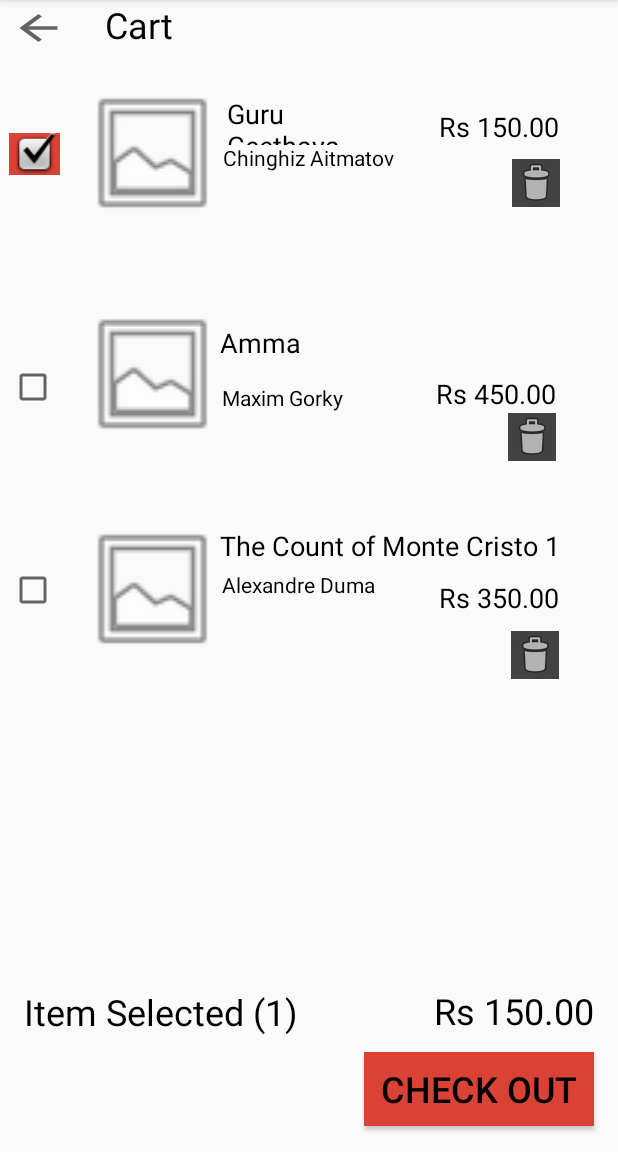
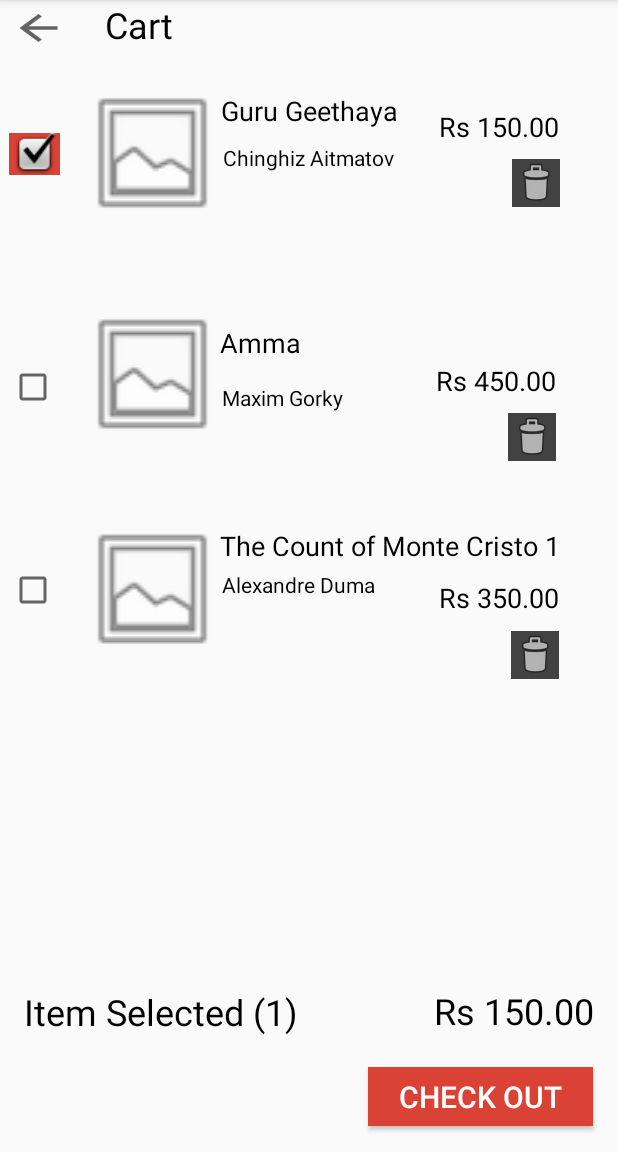
Before and after one commit to medhavi98/it19140162, an Android app: the fragment Fragment_Cart shown on its own in the app's theme, on a phone screen of 412 x 824 dp, the part 84-1236 px from its top. Run offline under Robolectric (Android 15) with nearby library versions, the phone set to English and light mode, and no system bars.

Commit message:
intergrated interfaces

```diff
--- a/app/src/main/java/com/example/myapplication/Fragment_Cart.java
+++ b/app/src/main/java/com/example/myapplication/Fragment_Cart.java
@@ -3,14 +3,16 @@ package com.example.myapplication;
 import android.os.Bundle;
 
 import androidx.fragment.app.Fragment;
+import androidx.fragment.app.FragmentTransaction;
 
 import android.view.LayoutInflater;
 import android.view.View;
 import android.view.ViewGroup;
+import android.widget.Button;
 
 /**
  * A simple {@link Fragment} subclass.
- * Use the {@link Fragment_Cart#newInstance} factory method to
+ * Use the {@link Fragment_Cart} factory method to
  * create an instance of this fragment.
  */
 public class Fragment_Cart extends Fragment {
@@ -18,7 +20,25 @@ public class Fragment_Cart extends Fragment {
     @Override
     public View onCreateView(LayoutInflater inflater, ViewGroup container,
                              Bundle savedInstanceState) {
+
+        if (container != null) {
+            container.removeAllViews();
+        }
+
+        View v1 = inflater.inflate(R.layout.fragment__cart, container, false);
+
+        Button gotoCheckout;
+        gotoCheckout = v1.findViewById(R.id.checkOutBtn);
+
+        gotoCheckout.setOnClickListener(new View.OnClickListener() {
+            @Override
+            public void onClick(View v1) {
+
+                FragmentTransaction fragmentTransaction = getFragmentManager().beginTransaction();
+                fragmentTransaction.replace(R.id.cartFrame, new checkOutFragment()).commit();
+            }
+        });
         // Inflate the layout for this fragment
-        return inflater.inflate(R.layout.fragment__cart, container, false);
+        return v1;
     }
 }
--- a/app/src/main/java/com/example/myapplication/MainActivity.java
+++ b/app/src/main/java/com/example/myapplication/MainActivity.java
@@ -46,8 +46,8 @@ public class MainActivity extends AppCompatActivity {
                     break;
 
 
-                case R.id.wishlist:
-                    fragment = new WishListFragment();
+                case R.id.cart:
+                    fragment = new Fragment_Cart();
                     break;
 
             }
--- /dev/null
+++ b/app/src/main/res/drawable/cart.xml
@@ -0,0 +1,5 @@
+<vector android:height="24dp" android:tint="#DB4236"
+    android:viewportHeight="24" android:viewportWidth="24"
+    android:width="24dp" xmlns:android="http://schemas.android.com/apk/res/android">
+    <path android:fillColor="@android:color/white" android:pathData="M7,18c-1.1,0 -1.99,0.9 -1.99,2S5.9,22 7,22s2,-0.9 2,-2 -0.9,-2 -2,-2zM1,2v2h2l3.6,7.59 -1.35,2.45c-0.16,0.28 -0.25,0.61 -0.25,0.96 0,1.1 0.9,2 2,2h12v-2L7.42,15c-0.14,0 -0.25,-0.11 -0.25,-0.25l0.03,-0.12 0.9,-1.63h7.45c0.75,0 1.41,-0.41 1.75,-1.03l3.58,-6.49c0.08,-0.14 0.12,-0.31 0.12,-0.48 0,-0.55 -0.45,-1 -1,-1L5.21,4l-0.94,-2L1,2zM17,18c-1.1,0 -1.99,0.9 -1.99,2s0.89,2 1.99,2 2,-0.9 2,-2 -0.9,-2 -2,-2z"/>
+</vector>
--- a/app/src/main/res/layout/fragment__cart.xml
+++ b/app/src/main/res/layout/fragment__cart.xml
@@ -2,6 +2,7 @@
 <FrameLayout xmlns:android="http://schemas.android.com/apk/res/android"
     xmlns:app="http://schemas.android.com/apk/res-auto"
     xmlns:tools="http://schemas.android.com/tools"
+    android:id="@+id/cartFrame"
     android:layout_width="match_parent"
     android:layout_height="match_parent"
     tools:context=".Fragment_Cart">
@@ -99,7 +100,7 @@
                 app:layout_constraintHorizontal_bias="0.876"
                 app:layout_constraintStart_toStartOf="parent"
                 app:layout_constraintTop_toTopOf="parent"
-                app:layout_constraintVertical_bias="0.336" />
+                app:layout_constraintVertical_bias="0.325" />
 
             <TextView
                 android:id="@+id/price3"
@@ -182,13 +183,13 @@
 
             <Button
                 android:id="@+id/checkOutBtn"
-                android:layout_width="153dp"
-                android:layout_height="49dp"
+                android:layout_width="150dp"
+                android:layout_height="39dp"
                 android:background="@color/colorAccent"
                 android:text="@string/checkOutBtn"
-                android:textColor="@android:color/black"
+                android:textColor="@android:color/background_light"
                 android:textColorHint="@color/colorAccent"
-                android:textSize="24sp"
+                android:textSize="20sp"
                 app:layout_constraintBottom_toBottomOf="parent"
                 app:layout_constraintEnd_toEndOf="parent"
                 app:layout_constraintHorizontal_bias="0.937"
@@ -301,17 +302,17 @@
 
             <TextView
                 android:id="@+id/cart2"
-                android:layout_width="109dp"
-                android:layout_height="33dp"
+                android:layout_width="135dp"
+                android:layout_height="34dp"
                 android:text="@string/cart2"
                 android:textColor="@android:color/black"
                 android:textSize="18sp"
                 app:layout_constraintBottom_toBottomOf="parent"
                 app:layout_constraintEnd_toEndOf="parent"
-                app:layout_constraintHorizontal_bias="0.501"
+                app:layout_constraintHorizontal_bias="0.532"
                 app:layout_constraintStart_toStartOf="parent"
                 app:layout_constraintTop_toTopOf="parent"
-                app:layout_constraintVertical_bias="0.086" />
+                app:layout_constraintVertical_bias="0.084" />
 
             <CheckBox
                 android:id="@+id/checkBox2"
--- a/app/src/main/res/layout/fragment_billing.xml
+++ b/app/src/main/res/layout/fragment_billing.xml
@@ -2,6 +2,7 @@
 <FrameLayout xmlns:android="http://schemas.android.com/apk/res/android"
     xmlns:app="http://schemas.android.com/apk/res-auto"
     xmlns:tools="http://schemas.android.com/tools"
+    android:id="@+id/billingFrame"
     android:layout_width="match_parent"
     android:layout_height="match_parent"
     tools:context=".BillingFragment">
--- a/app/src/main/res/layout/fragment_check_out.xml
+++ b/app/src/main/res/layout/fragment_check_out.xml
@@ -2,6 +2,7 @@
 <FrameLayout xmlns:android="http://schemas.android.com/apk/res/android"
     xmlns:app="http://schemas.android.com/apk/res-auto"
     xmlns:tools="http://schemas.android.com/tools"
+    android:id="@+id/checkoutFrame"
     android:layout_width="match_parent"
     android:layout_height="match_parent"
     tools:context=".checkOutFragment">
@@ -185,7 +186,7 @@
             app:layout_constraintVertical_bias="0.174" />
 
         <Button
-            android:id="@+id/button2"
+            android:id="@+id/BillingBtn"
             android:layout_width="wrap_content"
             android:layout_height="wrap_content"
             android:background="@color/cardview_light_background"
--- a/app/src/main/res/layout/fragment_orders.xml
+++ b/app/src/main/res/layout/fragment_orders.xml
@@ -2,12 +2,14 @@
 <RelativeLayout xmlns:android="http://schemas.android.com/apk/res/android"
     xmlns:app="http://schemas.android.com/apk/res-auto"
     xmlns:tools="http://schemas.android.com/tools"
+    android:id="@+id/myOrderRe"
     android:layout_width="match_parent"
+
     android:layout_height="match_parent"
-
     tools:context=".OrdersFragment">
 
     <LinearLayout
+        android:id="@+id/myOrderFr"
         android:layout_width="match_parent"
         android:layout_height="match_parent"
         android:orientation="vertical">
--- a/app/src/main/res/menu/menu.xml
+++ b/app/src/main/res/menu/menu.xml
@@ -12,9 +12,9 @@
         android:icon="@drawable/order" />
 
     <item
-        android:id="@+id/wishlist"
-        android:title="Wish List"
-        android:icon="@drawable/ic_baseline_favorite_24" />
+        android:id="@+id/cart"
+        android:title="Cart"
+        android:icon="@drawable/cart" />
 
     <item
         android:id="@+id/account"
```
Also changed, not shown: app/src/main/java/com/example/myapplication/BillingFragment.java (+21 -2 lines), app/src/main/java/com/example/myapplication/OrdersFragment.java (+20 -2 lines), app/src/main/java/com/example/myapplication/checkOutFragment.java (+22 -2 lines).
